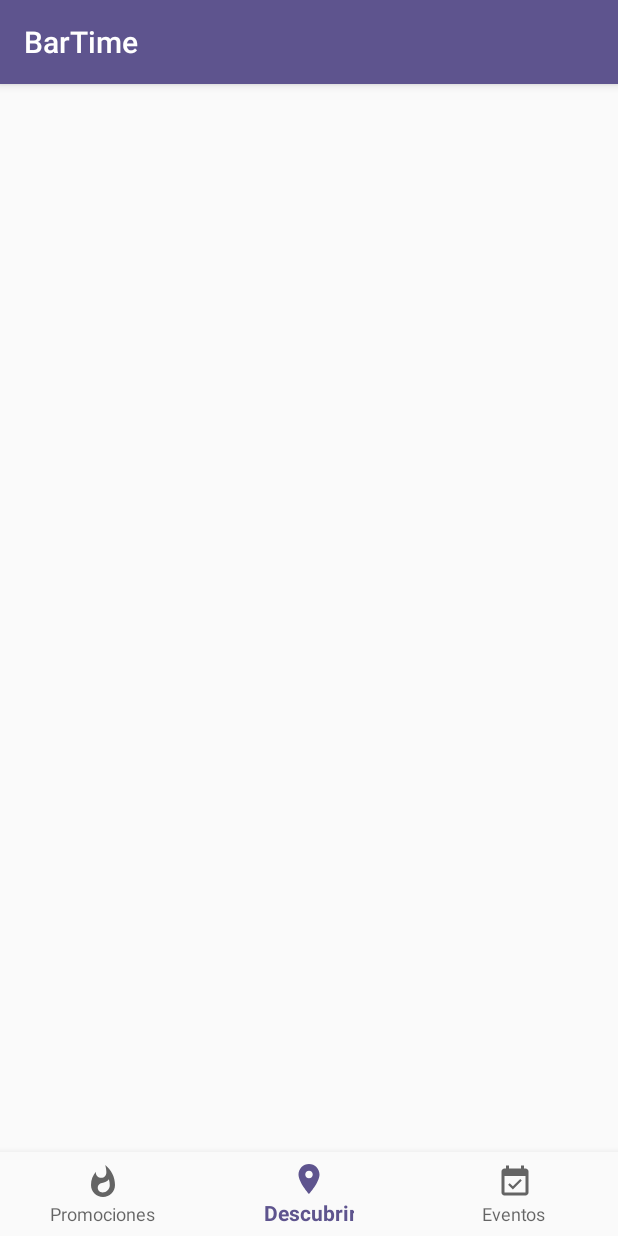
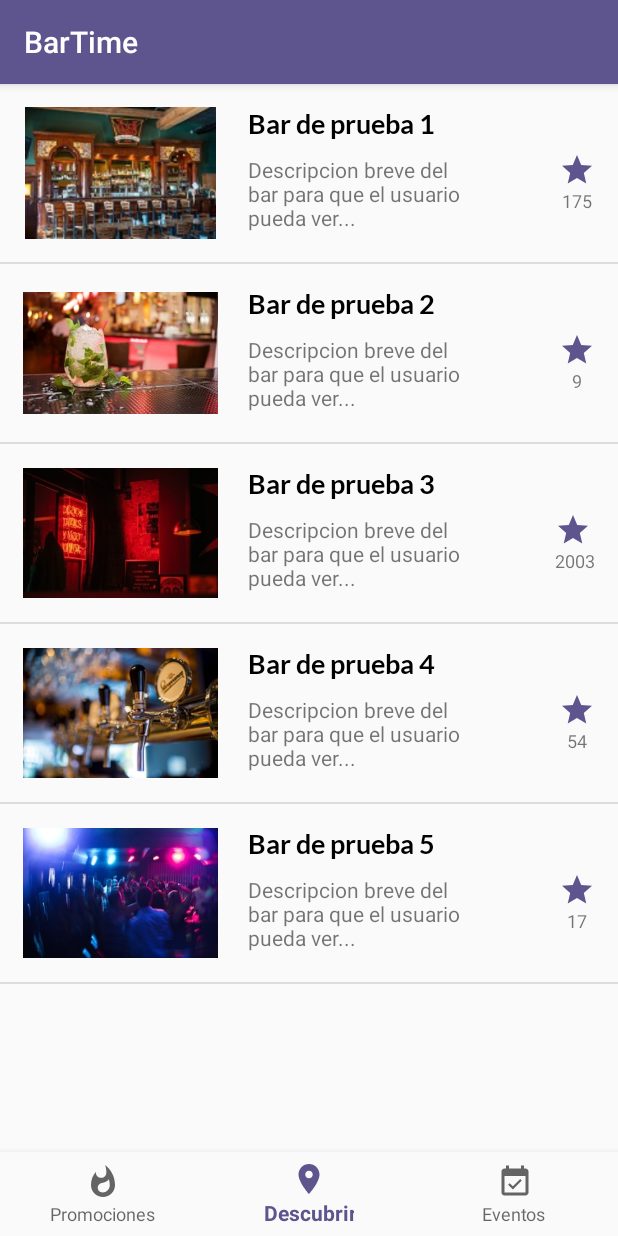
Before and after one commit to sberoch/BarTap, an Android app: the MainActivity screen opened directly, with no data from a screen before it, on a phone screen of 412 x 824 dp. Run offline under Robolectric (Android 15) with nearby library versions, the phone set to English and light mode, and no system bars; Roboto replaces fonts that are not available here; 4 statements that could not run were skipped.

Commit message:
listo mvp

```diff
--- a/app/src/main/AndroidManifest.xml
+++ b/app/src/main/AndroidManifest.xml
@@ -21,7 +21,7 @@
             android:name=".Login"
             android:theme="@style/Theme.AppCompat.Light.NoActionBar.FullScreen" />
         <activity
-            android:name=".Bar"/>
+            android:name=".BarActivity"/>
         <activity
             android:name=".MainActivity" />
     </application>
--- a/app/src/main/java/com/eriochrome/bartime/Bar.java
+++ b/app/src/main/java/com/eriochrome/bartime/Bar.java
@@ -1,31 +1,34 @@
 package com.eriochrome.bartime;
 
-import android.graphics.Typeface;
-import android.os.Bundle;
-import android.support.v7.app.AppCompatActivity;
-import android.widget.TextView;
+class Bar {
 
-public class Bar extends AppCompatActivity {
+    private String nombre;
+    private String descripcion;
+    private int estrellas;
+    //Todo: super rancio, mock
+    private int numeroDeFoto;
 
-    private TextView barName;
 
-    @Override
-    protected void onCreate(Bundle savedInstanceState) {
-        super.onCreate(savedInstanceState);
-        setContentView(R.layout.activity_bar);
-        setTitle("Pagina del Bar");
-
-        barName = findViewById(R.id.bar_nombre);
-        setTypefaces();
+    public Bar(String nombre, String descripcion, int numeroDeFoto, int estrellas) {
+        this.nombre = nombre;
+        this.descripcion = descripcion;
+        this.numeroDeFoto = numeroDeFoto;
+        this.estrellas = estrellas;
     }
 
+    public String getNombre() {
+        return nombre;
+    }
 
+    public String getDescripcion() {
+        return descripcion;
+    }
 
+    public int getNumeroDeFoto() {
+        return numeroDeFoto;
+    }
 
-
-    private void setTypefaces() {
-
-        Typeface tf = Typeface.createFromAsset(getAssets(),"fonts/Lato-Regular.ttf");
-        barName.setTypeface(tf);
+    public int getEstrellas() {
+        return estrellas;
     }
 }
--- /dev/null
+++ b/app/src/main/java/com/eriochrome/bartime/BarActivity.java
@@ -0,0 +1,29 @@
+package com.eriochrome.bartime;
+
+import android.graphics.Typeface;
+import android.os.Bundle;
+import android.support.v7.app.AppCompatActivity;
+import android.widget.TextView;
+
+public class BarActivity extends AppCompatActivity {
+
+    private TextView barName;
+
+    @Override
+    protected void onCreate(Bundle savedInstanceState) {
+        super.onCreate(savedInstanceState);
+        setContentView(R.layout.activity_bar);
+        setTitle("Pagina del BarActivity");
+
+        barName = findViewById(R.id.bar_nombre);
+        setTypefaces();
+    }
+
+
+    private void setTypefaces() {
+
+        Typeface tf = Typeface.createFromAsset(getAssets(),"fonts/Lato-Regular.ttf");
+        barName.setTypeface(tf);
+
+    }
+}
--- /dev/null
+++ b/app/src/main/java/com/eriochrome/bartime/ListaBaresAdapter.java
@@ -0,0 +1,87 @@
+package com.eriochrome.bartime;
+
+import android.content.Context;
+import android.graphics.Typeface;
+import android.view.LayoutInflater;
+import android.view.View;
+import android.view.ViewGroup;
+import android.widget.BaseAdapter;
+import android.widget.ImageView;
+import android.widget.TextView;
+
+import java.util.ArrayList;
+
+class ListaBaresAdapter extends BaseAdapter {
+
+    private Context context;
+    ArrayList<Bar> bares;
+
+    public ListaBaresAdapter(ArrayList<Bar> listaBares, Context context) {
+        bares = listaBares;
+        this.context = context;
+    }
+
+    @Override
+    public int getCount() {
+        return bares.size();
+    }
+
+    @Override
+    public Object getItem(int i) {
+        return bares.get(i);
+    }
+
+    @Override
+    public long getItemId(int i) {
+        return i;
+    }
+
+    @Override
+    public View getView(int i, View view, ViewGroup viewGroup) {
+
+        if (view == null) {
+            LayoutInflater inflater = LayoutInflater.from(viewGroup.getContext());
+            view = inflater.inflate(R.layout.item_bar, viewGroup, false);
+        }
+
+        Typeface tfLight = Typeface.createFromAsset(context.getAssets(), "fonts/Lato-Light.ttf");
+        Typeface tfBold = Typeface.createFromAsset(context.getAssets(), "fonts/Lato-Bold.ttf");
+
+        Bar bar = bares.get(i);
+
+        TextView nombreBar = view.findViewById(R.id.nombre_bar);
+        nombreBar.setText(bar.getNombre());
+        nombreBar.setTypeface(tfBold);
+
+        TextView descripcionBar = view.findViewById(R.id.desc_bar);
+        descripcionBar.setText(bar.getDescripcion());
+        descripcionBar.setTypeface(tfLight);
+
+        TextView estrellas = view.findViewById(R.id.estrellas);
+        estrellas.setText(String.valueOf(bar.getEstrellas()));
+
+        ImageView imagenBar = view.findViewById(R.id.imagen_bar);
+        //TODO: mock
+        //TODO: se queda sin memoria porque las imagenes son grandes
+        switch (bar.getNumeroDeFoto()) {
+            case 1:
+                imagenBar.setImageResource(R.drawable.testbar);
+                break;
+            case 2:
+                imagenBar.setImageResource(R.drawable.testbar2);
+                break;
+            case 3:
+                imagenBar.setImageResource(R.drawable.testbar3);
+                break;
+            case 4:
+                imagenBar.setImageResource(R.drawable.testbar4);
+                break;
+            case 5:
+                imagenBar.setImageResource(R.drawable.testbar5);
+                break;
+        }
+
+
+        return view;
+    }
+}
--- a/app/src/main/java/com/eriochrome/bartime/MainActivity.java
+++ b/app/src/main/java/com/eriochrome/bartime/MainActivity.java
@@ -9,17 +9,26 @@ import android.text.Spannable;
 import android.text.SpannableString;
 import android.view.Menu;
 import android.view.MenuItem;
-import android.widget.TextView;
+import android.widget.ListView;
 
 import com.eriochrome.bartime.utils.CustomTypefaceSpan;
 
+import java.util.ArrayList;
+
 public class MainActivity extends AppCompatActivity {
+
+    private ListView listView;
+    private ListaBaresAdapter adapter;
+
+    private ArrayList<Bar> listaBares;
+
+    private static final String DESCRIPCION_MOCK = "Descripcion breve del bar para que el usuario pueda ver...";
 
     private BottomNavigationView.OnNavigationItemSelectedListener mOnNavigationItemSelectedListener
             = item -> {
                 switch (item.getItemId()) {
                     case R.id.navigation_promo:
-                        Intent i = new Intent(MainActivity.this, Bar.class);
+                        Intent i = new Intent(MainActivity.this, BarActivity.class);
                         startActivity(i);
                         return true;
                     case R.id.navigation_descubrir:
@@ -39,6 +48,28 @@ public class MainActivity extends AppCompatActivity {
         setContentView(R.layout.activity_main);
 
         setupNavigation();
+
+        //Todo: mock
+        listaBares = new ArrayList<>();
+        Bar bar1 = new Bar("Bar de prueba 1", DESCRIPCION_MOCK, 1, 175);
+        listaBares.add(bar1);
+
+        Bar bar2 = new Bar("Bar de prueba 2", DESCRIPCION_MOCK, 2, 9);
+        listaBares.add(bar2);
+
+        Bar bar3 = new Bar("Bar de prueba 3", DESCRIPCION_MOCK, 3, 2003);
+        listaBares.add(bar3);
+
+        Bar bar4 = new Bar("Bar de prueba 4", DESCRIPCION_MOCK, 4, 54);
+        listaBares.add(bar4);
+
+        Bar bar5 = new Bar("Bar de prueba 5", DESCRIPCION_MOCK, 5, 17);
+        listaBares.add(bar5);
+
+
+        listView = findViewById(R.id.listview);
+        adapter = new ListaBaresAdapter(listaBares, this);
+        listView.setAdapter(adapter);
 
     }
 
--- /dev/null
+++ b/app/src/main/res/drawable/ic_star_violet_24dp.xml
@@ -0,0 +1,5 @@
+<vector android:height="24dp" android:tint="#5E548E"
+    android:viewportHeight="24.0" android:viewportWidth="24.0"
+    android:width="24dp" xmlns:android="http://schemas.android.com/apk/res/android">
+    <path android:fillColor="#FF000000" android:pathData="M12,17.27L18.18,21l-1.64,-7.03L22,9.24l-7.19,-0.61L12,2 9.19,8.63 2,9.24l5.46,4.73L5.82,21z"/>
+</vector>
--- a/app/src/main/res/layout/activity_bar.xml
+++ b/app/src/main/res/layout/activity_bar.xml
@@ -4,7 +4,7 @@
     xmlns:tools="http://schemas.android.com/tools"
     android:layout_width="match_parent"
     android:layout_height="match_parent"
-    tools:context=".Bar">
+    tools:context=".BarActivity">
 
     <ScrollView
         android:layout_width="match_parent"
--- a/app/src/main/res/layout/activity_main.xml
+++ b/app/src/main/res/layout/activity_main.xml
@@ -12,6 +12,7 @@
         android:layout_height="match_parent">
 
         <ListView
+            android:id="@+id/listview"
             android:layout_width="match_parent"
             android:layout_height="match_parent" />
     </RelativeLayout>
--- a/app/src/main/res/layout/item_bar.xml
+++ b/app/src/main/res/layout/item_bar.xml
@@ -3,16 +3,61 @@
     xmlns:app="http://schemas.android.com/apk/res-auto"
     android:layout_width="match_parent"
     android:layout_height="match_parent"
-    android:layout_margin="10dp"
-    android:background="@drawable/recuadro_violeta"
     android:padding="5dp">
 
+    <TextView
+        android:id="@+id/nombre_bar"
+        android:layout_width="wrap_content"
+        android:layout_height="wrap_content"
+        android:layout_margin="10dp"
+        android:layout_toRightOf="@+id/imagen_bar"
+        android:maxWidth="150dp"
+        android:textColor="@android:color/background_dark"
+        android:textSize="18sp" />
+
+    <TextView
+        android:id="@+id/desc_bar"
+        android:layout_width="wrap_content"
+        android:layout_height="wrap_content"
+        android:layout_below="@+id/nombre_bar"
+        android:layout_marginLeft="10dp"
+        android:layout_toRightOf="@+id/imagen_bar"
+        android:maxWidth="150dp" />
+
     <ImageView
-        android:id="@+id/imageView2"
-        android:layout_width="150dp"
-        android:layout_height="102dp"
-        android:layout_alignParentEnd="true"
+        android:id="@+id/imagen_bar"
+        android:layout_width="130dp"
+        android:layout_height="88dp"
+        android:layout_alignParentEnd="false"
+        android:layout_alignParentLeft="true"
         android:layout_alignParentTop="true"
         android:layout_centerHorizontal="false"
+        android:layout_margin="10dp"
         app:srcCompat="@drawable/testbar" />
+
+    <RelativeLayout
+        android:id="@+id/estrellas_rl"
+        android:layout_width="wrap_content"
+        android:layout_height="wrap_content"
+        android:layout_alignParentEnd="true"
+        android:layout_marginEnd="10dp"
+        android:layout_marginTop="40dp">
+
+        <ImageButton
+            android:id="@+id/estrellas_icon"
+            android:layout_width="wrap_content"
+            android:layout_height="wrap_content"
+            android:layout_alignParentEnd="false"
+            android:background="@drawable/ic_star_violet_24dp" />
+
+        <TextView
+            android:id="@+id/estrellas"
+            android:layout_width="wrap_content"
+            android:layout_height="wrap_content"
+            android:layout_alignParentEnd="false"
+            android:layout_below="@+id/estrellas_icon"
+            android:layout_centerHorizontal="true"
+            android:textAlignment="center"
+            android:textSize="12sp" />
+    </RelativeLayout>
 </RelativeLayout>
```
Also changed, not shown: app/src/main/res/drawable-hdpi/bar_time.png, app/src/main/res/drawable-ldpi/bar_time.png, app/src/main/res/drawable-mdpi/bar_time.png, app/src/main/res/drawable-xhdpi/bar_time.png, app/src/main/res/drawable-xxhdpi/bar_time.png, app/src/main/res/drawable-xxxhdpi/bar_time.png, app/src/main/res/drawable/testbar.jpeg, app/src/main/res/drawable/testbar2.jpg (added), app/src/main/res/drawable/testbar3.jpeg (added), app/src/main/res/drawable/testbar4.jpeg (added), app/src/main/res/drawable/testbar5.jpeg (added).
